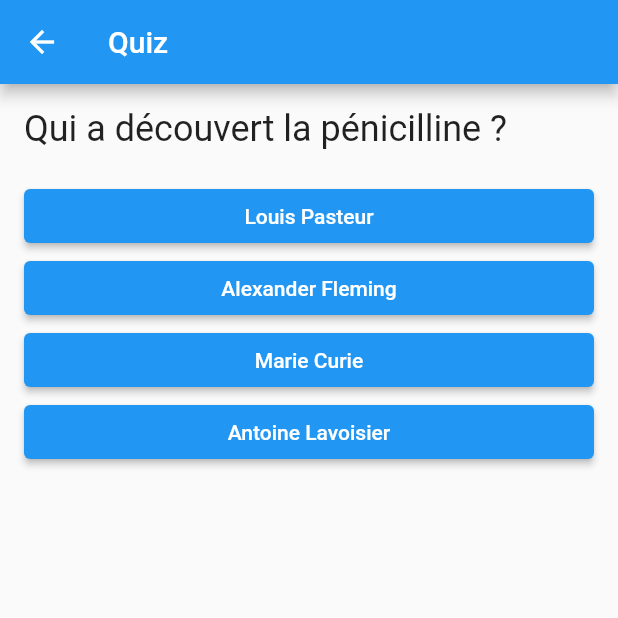
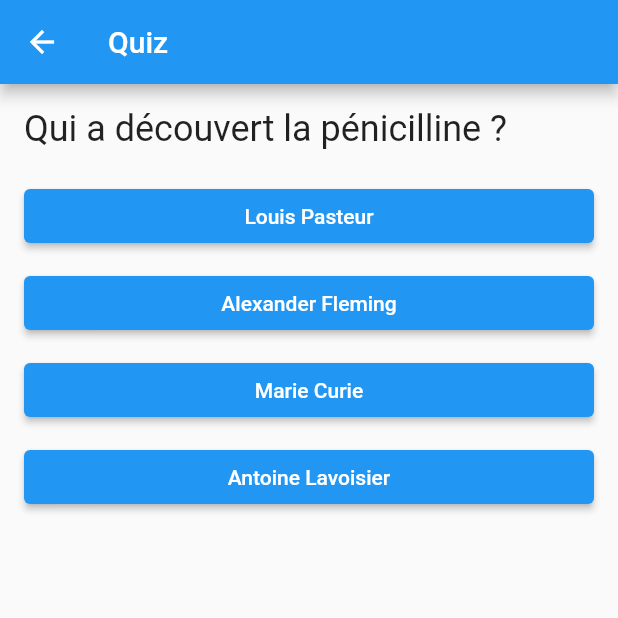
Before and after one commit to Dally07/nani-, a Flutter app: the QuizPage screen opened directly, after a tap on "William Shakespeare", on a phone screen of 412 x 824 dp, the top half of it. Run offline on Flutter 3.47's test engine with Material 2 defaults, Android fonts, the phone set to English and light mode, and no system bars.

Commit message:
modif qizpage: 10 question chaque sesrie de quiz

```diff
--- a/lib/screens/quiz_page.dart
+++ b/lib/screens/quiz_page.dart
@@ -1,5 +1,7 @@
+import 'dart:math';
 import 'package:flutter/material.dart';
-import '../data/questions.dart'; // Assure-toi d'importer les données correctement
+import 'package:nani/models/question.dart';
+import '../data/questions.dart';
 import 'result_page.dart';
 
 class QuizPage extends StatefulWidget {
@@ -10,40 +12,50 @@ class QuizPage extends StatefulWidget {
 }
 
 class QuizPageState extends State<QuizPage> {
+  List<Question> quizQuestions = [];
   int _currentQuestionIndex = 0;
   int _score = 0;
+  final Random random = Random();
+  bool _answered = false;
+  int? _selectedAnswerIndex;
 
   @override
   void initState() {
     super.initState();
-    // Mélanger les questions au début du quiz
-    questions.shuffle();
+    questions.shuffle(); // Mélanger les questions
+    quizQuestions = questions.take(10).toList(); // Prendre les 10 premières questions
   }
 
-  void _answerQuestion(bool isCorrect) {
+  void _answerQuestion(int index, bool isCorrect) {
+    setState(() {
+      _answered = true;
+      _selectedAnswerIndex = index;
       if (isCorrect) {
         _score++;
       }
+    });
+
+    Future.delayed(const Duration(seconds: 1), () {
       setState(() {
         _currentQuestionIndex++;
+        _answered = false;
+        _selectedAnswerIndex = null;
       });
-    if (_currentQuestionIndex < questions.length) {
-      // Naviguer vers la prochaine question
-    } else {
-      // Naviguer vers la page des résultats
+
+      if (_currentQuestionIndex >= quizQuestions.length) {
         Navigator.pushReplacement(
           context,
           MaterialPageRoute(
-          builder: (context) => ResultPage(score: _score, total: questions.length),
+            builder: (context) => ResultPage(score: _score, total: quizQuestions.length),
           ),
         );
       }
+    });
   }
 
   @override
   Widget build(BuildContext context) {
-    if (_currentQuestionIndex >= questions.length) {
-      // Gérer le cas où _currentQuestionIndex est en dehors des limites
+    if (_currentQuestionIndex >= quizQuestions.length) {
       return Scaffold(
         appBar: AppBar(
           title: const Text('Quiz'),
@@ -59,11 +71,11 @@ class QuizPageState extends State<QuizPage> {
               const SizedBox(height: 20),
               ElevatedButton(
                 onPressed: () {
-                  // Réinitialiser le quiz (si nécessaire)
                   setState(() {
                     _currentQuestionIndex = 0;
                     _score = 0;
-                    questions.shuffle(); // Mélanger les questions à nouveau
+                    questions.shuffle();
+                    quizQuestions = questions.take(10).toList();
                   });
                 },
                 child: const Text('Restart Quiz'),
@@ -74,7 +86,7 @@ class QuizPageState extends State<QuizPage> {
       );
     }
 
-    final question = questions[_currentQuestionIndex];
+    final question = quizQuestions[_currentQuestionIndex];
 
     return Scaffold(
       appBar: AppBar(
@@ -90,10 +102,34 @@ class QuizPageState extends State<QuizPage> {
               style: const TextStyle(fontSize: 24),
             ),
             const SizedBox(height: 20),
-            ...question.answers.map((answer) {
-              return ElevatedButton(
-                onPressed: () => _answerQuestion(answer.isCorrect),
+            ...question.answers.asMap().entries.map((entry) {
+              int index = entry.key;
+              Answer answer = entry.value;
+              Color color;
+
+              if (_answered) {
+                if (index == _selectedAnswerIndex) {
+                  color = answer.isCorrect ? Colors.green : Colors.red;
+                } else if (answer.isCorrect) {
+                  color = Colors.green;
+                } else {
+                  color = Colors.grey; // Change other buttons to grey
+                }
+              } else {
+                color = Colors.blue;
+              }
+
+              return Container(
+                margin: const EdgeInsets.only(bottom: 10), // Margin for spacing
+                child: ElevatedButton(
+                  style: ElevatedButton.styleFrom(
+                    backgroundColor: color, // Button background color
+                  ),
+                  onPressed: _answered
+                      ? null
+                      : () => _answerQuestion(index, answer.isCorrect),
                   child: Text(answer.text),
+                ),
               );
             }).toList(),
           ],
```
Lines whose indentation alone changed are shown as unchanged.
